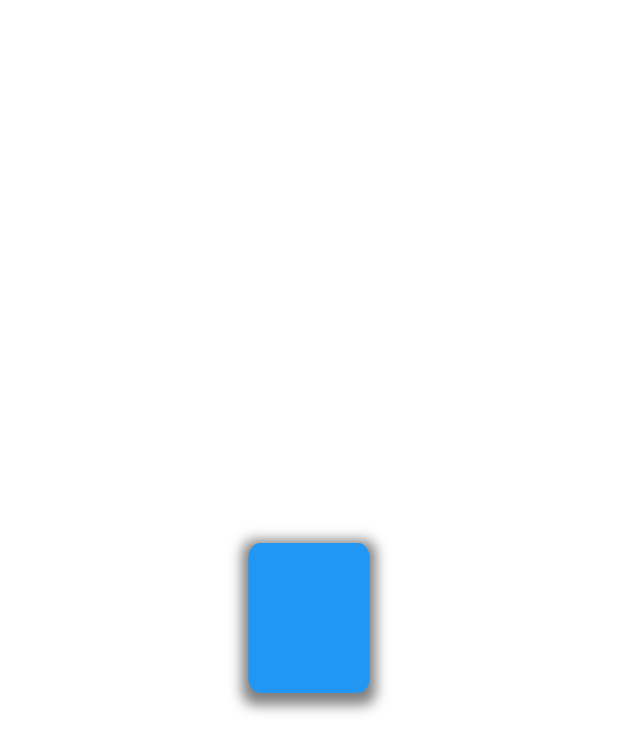
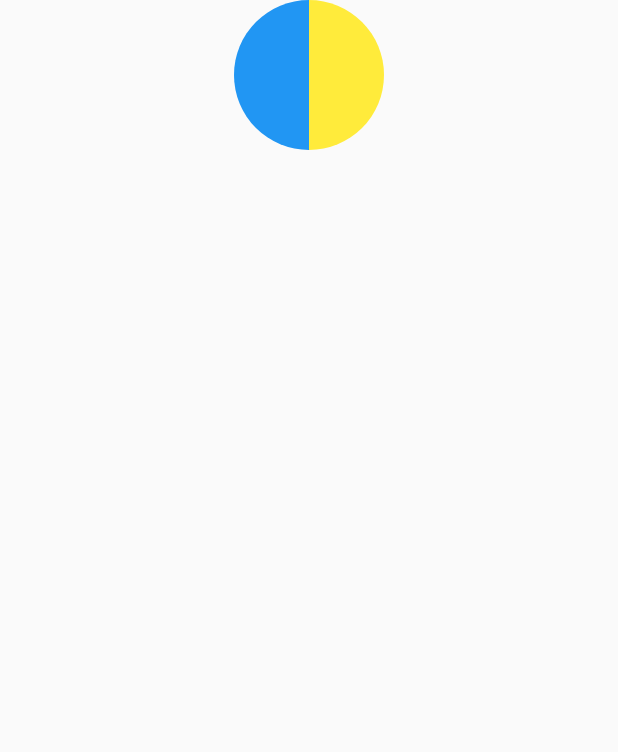
Before and after one commit to TengoCharlie/flutter_Concepts, a Flutter app: the screen it shows after launch, on a phone screen of 412 x 824 dp. Shown: the top 752 px of the screen. Run offline on Flutter 3.47's test engine with Material 2 defaults, Android fonts, the phone set to English and light mode, and no system bars.

Commit message:
Update main.dart

```diff
--- a/lib/main.dart
+++ b/lib/main.dart
@@ -1,71 +1,206 @@
-// This code is distributed under the MIT License.
-// Copyright (c) 2018 Felix Angelov.
-// You can find the original at https://github.com/felangel/bloc.
-
 import 'package:flutter/material.dart';
 import 'dart:math' show pi;
 
 void main() {
-  runApp(App());
+  runApp(const App());
 }
 
-class App extends StatefulWidget {
-  const App({super.key});
+class App extends StatelessWidget {
+  const App({Key? key}) : super(key: key);
 
-  State<App> createState() => _AppState();
+  @override
+  Widget build(BuildContext context) {
+    return const MaterialApp(
+      home: HomePage(),
+    );
+  }
 }
 
-class _AppState extends State<App> with SingleTickerProviderStateMixin {
-  late AnimationController _controller;
-  late Animation<double> _animation;
+enum CircleSide { left, right }
+
+extension ToPath on CircleSide {
+  Path toPath(Size size) {
+    var path = Path();
+
+    late Offset offset;
+    late bool clockwise;
+
+    switch (this) {
+      case CircleSide.left:
+        path.moveTo(size.width, 0);
+        offset = Offset(size.width, size.height);
+        clockwise = false;
+        break;
+      case CircleSide.right:
+        offset = Offset(0, size.height);
+        clockwise = true;
+        break;
+    }
+
+    path.arcToPoint(
+      offset,
+      radius: Radius.elliptical(size.width / 2, size.height / 2),
+      clockwise: clockwise,
+    );
+
+    path.close();
+    return path;
+  }
+}
+
+class HalfCircleClipper extends CustomClipper<Path> {
+  final CircleSide side;
+
+  const HalfCircleClipper({
+    required this.side,
+  });
+
+  @override
+  Path getClip(Size size) {
+    return side.toPath(size);
+  }
+
+  @override
+  bool shouldReclip(covariant CustomClipper<Path> oldClipper) {
+    throw UnimplementedError();
+  }
+}
+
+class HomePage extends StatefulWidget {
+  const HomePage({Key? key}) : super(key: key);
+
+  @override
+  State<HomePage> createState() => _HomePageState();
+}
+
+extension on VoidCallback {
+  Future<void> delayed(Duration duration) {
+    return Future.delayed(duration, this);
+  }
+}
+
+class _HomePageState extends State<HomePage> with TickerProviderStateMixin {
+  late AnimationController _counterClockWiseRotationController;
+  late Animation<double> _counterClockWiseRoationAnimation;
+
+  late AnimationController _flipController;
+  late Animation<double> _flipAnimation;
 
   @override
   void initState() {
+    // TODO: implement initState
     super.initState();
-    _controller = AnimationController(
+    _counterClockWiseRotationController = AnimationController(
       vsync: this,
-      duration: const Duration(seconds: 2),
+      duration: Duration(seconds: 1),
     );
-    _animation = Tween<double>(begin: 0.0, end: 2 * pi).animate(_controller);
 
-    _controller.repeat();
+    _counterClockWiseRoationAnimation = Tween<double>(begin: 0, end: -(pi / 2))
+        .animate(CurvedAnimation(
+            parent: _counterClockWiseRotationController,
+            curve: Curves.bounceOut));
+
+    _flipController = AnimationController(
+      vsync: this,
+      duration: Duration(seconds: 1),
+    );
+
+    _flipAnimation = Tween<double>(begin: 0, end: pi).animate(
+        CurvedAnimation(parent: _flipController, curve: Curves.bounceOut));
+
+    _counterClockWiseRotationController.addStatusListener((status) {
+      if (status == AnimationStatus.completed) {
+        _flipAnimation = Tween<double>(
+                begin: _flipAnimation.value, end: (_flipAnimation.value + pi))
+            .animate(CurvedAnimation(
+                parent: _flipController, curve: Curves.bounceOut));
+        _flipController
+          ..reset()
+          ..forward.delayed(Duration(seconds: 1));
+      }
+    });
+
+    _flipController.addStatusListener((status) {
+      if (status == AnimationStatus.completed) {
+        _counterClockWiseRoationAnimation = Tween<double>(
+                begin: _counterClockWiseRoationAnimation.value,
+                end: _counterClockWiseRoationAnimation.value - (pi / 2))
+            .animate(CurvedAnimation(
+                parent: _counterClockWiseRotationController,
+                curve: Curves.bounceOut));
+        _counterClockWiseRotationController
+          ..reset()
+          ..forward.delayed(Duration(seconds: 1));
+      }
+    });
   }
 
   @override
   void dispose() {
-    _controller.dispose();
+    // TODO: implement dispose\
+    _counterClockWiseRotationController.dispose();
+    _flipController.dispose();
     super.dispose();
   }
 
   @override
   Widget build(BuildContext context) {
-    return MaterialApp(
-      home: Center(
+    _counterClockWiseRotationController
+      ..reset()
+      ..forward.delayed(Duration(seconds: 1));
+
+    return Scaffold(
+      body: SafeArea(
         child: AnimatedBuilder(
-          animation: _animation,
+            animation: _counterClockWiseRotationController,
             builder: (context, child) {
               return Transform(
                 alignment: Alignment.center,
-              transform: Matrix4.identity()..rotateY(_animation.value),
+                transform: Matrix4.identity()
+                  ..rotateZ(_counterClockWiseRoationAnimation.value),
+                child: Row(
+                  mainAxisAlignment: MainAxisAlignment.center,
+                  children: [
+                    AnimatedBuilder(
+                        animation: _flipController,
+                        builder: (context, child) {
+                          return Transform(
+                            alignment: Alignment.centerRight,
+                            transform: Matrix4.identity()
+                              ..rotateY(_flipAnimation.value),
+                            child: ClipPath(
+                              clipper: const HalfCircleClipper(
+                                  side: CircleSide.left),
                               child: Container(
+                                color: Colors.blue,
                                 width: 100,
                                 height: 100,
-                decoration: BoxDecoration(
-                  color: Colors.blue,
-                  borderRadius: BorderRadius.circular(10),
-                  boxShadow: [
-                    BoxShadow(
-                      color: Colors.black.withOpacity(0.5),
-                      spreadRadius: 5,
-                      blurRadius: 7,
-                      offset: const Offset(0, 3),
-                    ),
-                  ],
                               ),
                             ),
                           );
-          },
+                        }),
+                    AnimatedBuilder(
+                        animation: _flipController,
+                        builder: (context, child) {
+                          return Transform(
+                            alignment: Alignment.centerLeft,
+                            transform: Matrix4.identity()
+                              ..rotateY(_flipAnimation.value),
+                            child: ClipPath(
+                              clipper: const HalfCircleClipper(
+                                  side: CircleSide.right),
+                              child: Container(
+                                color: Colors.yellow,
+                                width: 100,
+                                height: 100,
                               ),
+                            ),
+                          );
+                        }),
+                  ],
+                ),
+              );
+            }),
       ),
     );
   }
```
Lines whose indentation alone changed are shown as unchanged.
